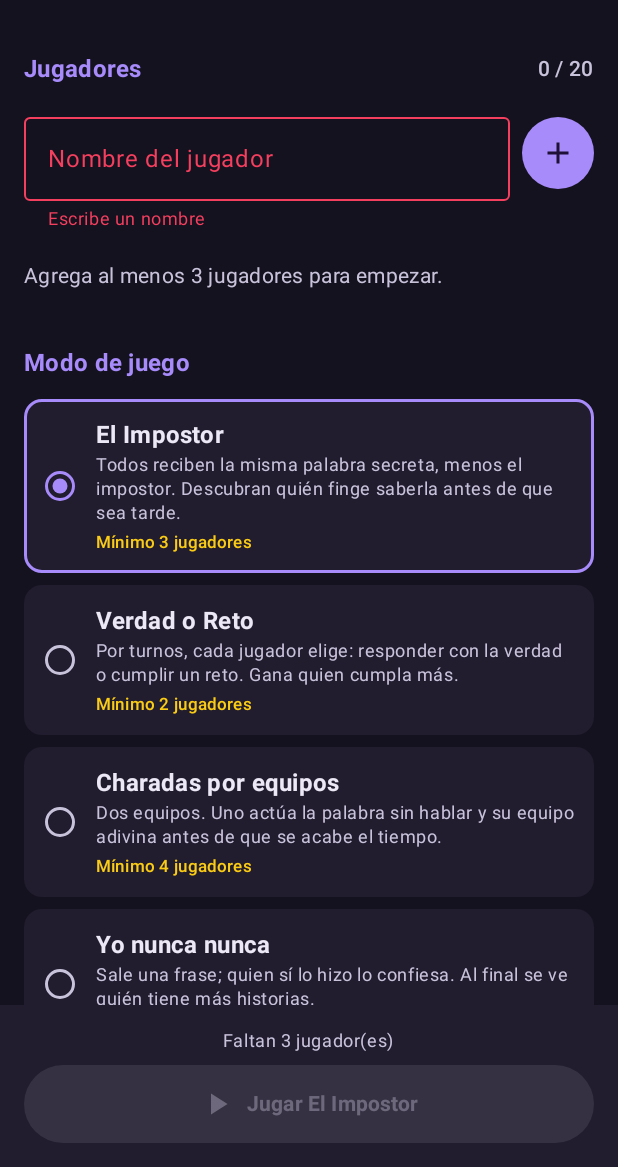
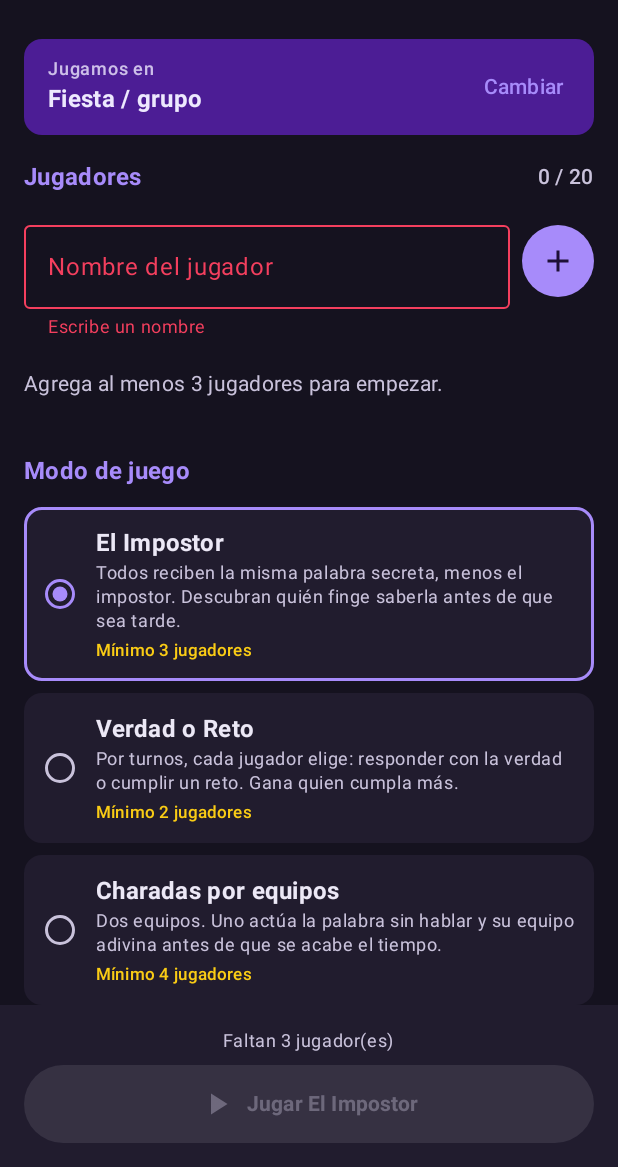
Before and after one commit to GamalielHu/party-games, an Android app built with Jetpack Compose: the screen it shows after launch (MainActivity), after a tap on "Añadir jugador", on a phone screen of 412 x 824 dp, the part 69-1236 px from its top. Run offline under Robolectric (Android 15) with nearby library versions, the phone set to English and light mode, and no system bars; 2 other taps on this screen came first.

Commit message:
Elegir tipo de grupo al empezar (Fiesta, Pareja, Entre amigos/as, Familia): filtra juegos y frases
Co-Authored-By: Claude Opus 5.5 <noreply@anthropic.com>
Claude-Session: https://claude.ai/code/session_01SoVgESmtFUSHfjXQXcbcmM

```diff
--- a/app/src/main/java/bo/app/partygames/MainActivity.kt
+++ b/app/src/main/java/bo/app/partygames/MainActivity.kt
@@ -73,7 +73,7 @@ private fun PartyNavHost() {
         composable(Routes.TRUTH_OR_DARE) {
             TruthOrDareScreen(
                 players = partyViewModel.state.value.players,
-                spicy = partyViewModel.state.value.spicy,
+                audience = partyViewModel.state.value.effectiveAudience,
                 onExit = goHome,
             )
         }
@@ -89,14 +89,14 @@ private fun PartyNavHost() {
         composable(Routes.NEVER) {
             NeverHaveIEverScreen(
                 players = partyViewModel.state.value.players,
-                spicy = partyViewModel.state.value.spicy,
+                audience = partyViewModel.state.value.effectiveAudience,
                 onExit = goHome,
             )
         }
         composable(Routes.MOST_LIKELY) {
             MostLikelyScreen(
                 players = partyViewModel.state.value.players,
-                spicy = partyViewModel.state.value.spicy,
+                audience = partyViewModel.state.value.effectiveAudience,
                 onExit = goHome,
             )
         }
--- a/app/src/main/java/bo/app/partygames/data/GameModels.kt
+++ b/app/src/main/java/bo/app/partygames/data/GameModels.kt
@@ -88,3 +88,40 @@ data class ImpostorGame(
     val impostorIds: Set<Long> get() = roles.filterValues { it == Role.IMPOSTOR }.keys
     fun isAlive(id: Long): Boolean = id !in eliminatedIds
 }
+
+/** Con quién se juega: cambia qué juegos aparecen y qué frases salen. */
+enum class Audience(
+    val title: String,
+    val description: String,
+    /** Texto de castigo para quien se rinde/confiesa, o null si no hay. */
+    val penalty: String?,
+) {
+    PARTY(
+        title = "Fiesta / grupo",
+        description = "Varios, con coqueteo entre todos, confesiones y tragos. +18",
+        penalty = "toma un trago",
+    ),
+    COUPLE(
+        title = "Pareja",
+        description = "Solo ustedes dos: preguntas íntimas, románticas y retos atrevidos. +18",
+        penalty = "cumple un castigo que elija el otro",
+    ),
+    FRIENDS(
+        title = "Entre amigos / amigas",
+        description = "Chismes, exes, crushes y confesiones, sin retos de coquetear entre ustedes. +18",
+        penalty = "toma un trago",
+    ),
+    FAMILY(
+        title = "Familia / suave",
+        description = "Versión tranquila, apta para todo público.",
+        penalty = null,
+    ),
+}
+
+/** Juegos disponibles según el grupo (en pareja no hay impostor ni equipos). */
+fun GameMode.isAvailableFor(audience: Audience): Boolean =
+    audience != Audience.COUPLE || this != GameMode.IMPOSTOR && this != GameMode.CHARADES
+
+/** Mínimo de jugadores según el grupo: en pareja todo se juega de a dos. */
+fun GameMode.minPlayersFor(audience: Audience): Int =
+    if (audience == Audience.COUPLE) 2 else minPlayers
--- a/app/src/main/java/bo/app/partygames/data/Prompts.kt
+++ b/app/src/main/java/bo/app/partygames/data/Prompts.kt
@@ -1,6 +1,6 @@
 package bo.app.partygames.data
 
-/** Frases locales de cada modo (sin internet). Pensadas para grupos de amigos y familia. */
+/** Frases locales de cada modo (sin internet). Ver [AudiencePrompts] para la selección por grupo. */
 object Prompts {
 
     val truths = listOf(
--- a/app/src/main/java/bo/app/partygames/ui/screens/HomeScreen.kt
+++ b/app/src/main/java/bo/app/partygames/ui/screens/HomeScreen.kt
@@ -45,6 +45,16 @@ import androidx.compose.material3.Switch
 import androidx.compose.material3.Text
 import androidx.compose.runtime.Composable
 import androidx.compose.runtime.getValue
+import androidx.compose.runtime.mutableStateOf
+import androidx.compose.runtime.saveable.rememberSaveable
+import androidx.compose.runtime.setValue
+import androidx.compose.material3.AlertDialog
+import androidx.compose.material3.TextButton
+import androidx.compose.foundation.rememberScrollState
+import androidx.compose.foundation.verticalScroll
+import androidx.compose.ui.window.DialogProperties
+import bo.app.partygames.data.Audience
+import bo.app.partygames.data.minPlayersFor
 import androidx.compose.ui.Alignment
 import androidx.compose.ui.Modifier
 import androidx.compose.ui.semantics.Role
@@ -66,6 +76,20 @@ fun HomeScreen(
     onStartGame: (GameMode) -> Unit,
 ) {
     val state by viewModel.state.collectAsStateWithLifecycle()
+    var changeAudience by rememberSaveable { mutableStateOf(false) }
+
+    // La primera vez se pregunta sí o sí; después solo si se toca "Cambiar".
+    if (state.audience == null || changeAudience) {
+        AudienceDialog(
+            current = state.audience,
+            dismissable = state.audience != null,
+            onSelect = {
+                viewModel.setAudience(it)
+                changeAudience = false
+            },
+            onDismiss = { changeAudience = false },
+        )
+    }
 
     Scaffold(
         modifier = Modifier.imePadding(),
@@ -85,6 +109,9 @@ fun HomeScreen(
             contentPadding = PaddingValues(horizontal = 16.dp, vertical = 8.dp),
             verticalArrangement = Arrangement.spacedBy(8.dp),
         ) {
+            item(key = "audience") {
+                AudienceBanner(audience = state.effectiveAudience, onChange = { changeAudience = true })
+            }
             item(key = "players_header") {
                 SectionTitle("Jugadores", "${state.players.size} / ${PartyUiState.MAX_PLAYERS}")
             }
@@ -99,7 +126,7 @@ fun HomeScreen(
             if (state.players.isEmpty()) {
                 item(key = "empty") {
                     Text(
-                        "Agrega al menos ${state.selectedMode.minPlayers} jugadores para empezar.",
+                        "Agrega al menos ${state.minPlayers} jugadores para empezar.",
                         style = MaterialTheme.typography.bodyMedium,
                         color = MaterialTheme.colorScheme.onSurfaceVariant,
                         modifier = Modifier.padding(vertical = 12.dp),
@@ -118,10 +145,11 @@ fun HomeScreen(
                 Spacer(Modifier.height(8.dp))
                 SectionTitle("Modo de juego")
             }
-            items(GameMode.entries.size, key = { "mode_${GameMode.entries[it].name}" }) { i ->
-                val mode = GameMode.entries[i]
+            items(state.availableModes.size, key = { "mode_${state.availableModes[it].name}" }) { i ->
+                val mode = state.availableModes[i]
                 ModeCard(
                     mode = mode,
+                    minPlayers = mode.minPlayersFor(state.effectiveAudience),
                     selected = mode == state.selectedMode,
                     onSelect = { viewModel.selectMode(mode) },
                 )
@@ -134,27 +162,6 @@ fun HomeScreen(
                         onHint = viewModel::setImpostorKnowsCategory,
                         onSeconds = viewModel::setDiscussionSeconds,
                     )
-                }
-            }
-            if (state.selectedMode in SPICY_MODES) {
-                item(key = "spicy_settings") {
-                    Card(
-                        modifier = Modifier.fillMaxWidth(),
-                        colors = CardDefaults.cardColors(containerColor = MaterialTheme.colorScheme.surfaceContainer),
-                    ) {
-                        Row(Modifier.padding(12.dp), verticalAlignment = Alignment.CenterVertically) {
-                            Column(Modifier.weight(1f)) {
-                                Text("Modo picante +18", style = MaterialTheme.typography.labelLarge)
-                                Text(
-                                    if (state.spicy) "Frases atrevidas, coqueteo y tragos."
-                                    else "Versión suave, apta para todo público.",
-                                    style = MaterialTheme.typography.bodySmall,
-                                    color = MaterialTheme.colorScheme.onSurfaceVariant,
-                                )
-                            }
-                            Switch(checked = state.spicy, onCheckedChange = viewModel::setSpicy)
-                        }
-                    }
                 }
             }
             if (state.selectedMode == GameMode.CHARADES) {
@@ -171,7 +178,76 @@ fun HomeScreen(
     }
 }
 
-private val SPICY_MODES = setOf(GameMode.TRUTH_OR_DARE, GameMode.NEVER_HAVE_I_EVER, GameMode.MOST_LIKELY)
+@Composable
+private fun AudienceBanner(audience: Audience, onChange: () -> Unit) {
+    Card(
+        modifier = Modifier.fillMaxWidth(),
+        colors = CardDefaults.cardColors(containerColor = MaterialTheme.colorScheme.primaryContainer),
+    ) {
+        Row(
+            modifier = Modifier.padding(start = 16.dp, end = 8.dp, top = 8.dp, bottom = 8.dp),
+            verticalAlignment = Alignment.CenterVertically,
+        ) {
+            Column(Modifier.weight(1f)) {
+                Text(
+                    "Jugamos en",
+                    style = MaterialTheme.typography.labelMedium,
+                    color = MaterialTheme.colorScheme.onPrimaryContainer.copy(alpha = 0.8f),
+                )
+                Text(
+                    audience.title,
+                    style = MaterialTheme.typography.titleMedium,
+                    fontWeight = FontWeight.Bold,
+                    color = MaterialTheme.colorScheme.onPrimaryContainer,
+                )
+            }
+            TextButton(onClick = onChange) { Text("Cambiar") }
+        }
+    }
+}
+
+@Composable
+private fun AudienceDialog(
+    current: Audience?,
+    dismissable: Boolean,
+    onSelect: (Audience) -> Unit,
+    onDismiss: () -> Unit,
+) {
+    AlertDialog(
+        onDismissRequest = { if (dismissable) onDismiss() },
+        properties = DialogProperties(dismissOnBackPress = dismissable, dismissOnClickOutside = dismissable),
+        title = { Text("¿Cómo juegan hoy?") },
+        text = {
+            Column(
+                modifier = Modifier.verticalScroll(rememberScrollState()),
+                verticalArrangement = Arrangement.spacedBy(8.dp),
+            ) {
+                Audience.entries.forEach { a ->
+                    val selected = a == current
+                    Card(
+                        modifier = Modifier
+                            .fillMaxWidth()
+                            .selectable(selected = selected, onClick = { onSelect(a) }, role = Role.RadioButton),
+                        border = if (selected) BorderStroke(2.dp, MaterialTheme.colorScheme.primary) else null,
+                        colors = CardDefaults.cardColors(containerColor = MaterialTheme.colorScheme.surfaceContainerHigh),
+                    ) {
+                        Column(Modifier.padding(12.dp)) {
+                            Text(a.title, style = MaterialTheme.typography.titleSmall, fontWeight = FontWeight.Bold)
+                            Text(
+                                a.description,
+                                style = MaterialTheme.typography.bodySmall,
+                                color = MaterialTheme.colorScheme.onSurfaceVariant,
+                            )
+                        }
+                    }
+                }
+            }
+        },
+        confirmButton = {
+            if (dismissable) TextButton(onClick = onDismiss) { Text("Cancelar") }
+        },
+    )
+}
 
 @Composable
 private fun SectionTitle(title: String, trailing: String? = null) {
@@ -273,7 +349,7 @@ private fun PlayerRow(
 }
 
 @Composable
-private fun ModeCard(mode: GameMode, selected: Boolean, onSelect: () -> Unit) {
+private fun ModeCard(mode: GameMode, minPlayers: Int, selected: Boolean, onSelect: () -> Unit) {
     Card(
         modifier = Modifier
             .fillMaxWidth()
@@ -292,7 +368,7 @@ private fun ModeCard(mode: GameMode, selected: Boolean, onSelect: () -> Unit) {
                     color = MaterialTheme.colorScheme.onSurfaceVariant,
                 )
                 Text(
-                    "Mínimo ${mode.minPlayers} jugadores",
+                    "Mínimo $minPlayers jugadores",
                     style = MaterialTheme.typography.labelSmall,
                     color = MaterialTheme.colorScheme.secondary,
                     modifier = Modifier.padding(top = 4.dp),
--- a/app/src/main/java/bo/app/partygames/ui/viewmodel/PartyViewModel.kt
+++ b/app/src/main/java/bo/app/partygames/ui/viewmodel/PartyViewModel.kt
@@ -1,14 +1,19 @@
 package bo.app.partygames.ui.viewmodel
 
+import android.app.Application
+import android.content.Context
 import androidx.compose.runtime.Immutable
-import androidx.lifecycle.ViewModel
+import androidx.lifecycle.AndroidViewModel
 import androidx.lifecycle.viewModelScope
+import bo.app.partygames.data.Audience
 import bo.app.partygames.data.GameMode
 import bo.app.partygames.data.ImpostorGame
 import bo.app.partygames.data.ImpostorPhase
 import bo.app.partygames.data.Player
 import bo.app.partygames.data.Role
 import bo.app.partygames.data.WordBank
+import bo.app.partygames.data.isAvailableFor
+import bo.app.partygames.data.minPlayersFor
 import kotlinx.coroutines.Job
 import kotlinx.coroutines.delay
 import kotlinx.coroutines.flow.MutableStateFlow
@@ -17,7 +22,6 @@ import kotlinx.coroutines.flow.asStateFlow
 import kotlinx.coroutines.flow.update
 import kotlinx.coroutines.isActive
 import kotlinx.coroutines.launch
-import kotlin.random.Random
 
 @Immutable
 data class PartyUiState(
@@ -30,12 +34,16 @@ data class PartyUiState(
     val discussionSeconds: Int = DEFAULT_DISCUSSION_SECONDS,
     val charadesRounds: Int = DEFAULT_CHARADES_ROUNDS,
     val charadesSeconds: Int = DEFAULT_CHARADES_SECONDS,
-    val spicy: Boolean = true,
+    /** null = todavía no se eligió (se pregunta al abrir la app). */
+    val audience: Audience? = null,
     val game: ImpostorGame? = null,
 ) {
     val maxImpostors: Int get() = maxImpostorsFor(players.size)
-    val canStart: Boolean get() = players.size >= selectedMode.minPlayers
-    val playersMissing: Int get() = (selectedMode.minPlayers - players.size).coerceAtLeast(0)
+    val effectiveAudience: Audience get() = audience ?: Audience.PARTY
+    val minPlayers: Int get() = selectedMode.minPlayersFor(effectiveAudience)
+    val availableModes: List<GameMode> get() = GameMode.entries.filter { it.isAvailableFor(effectiveAudience) }
+    val canStart: Boolean get() = players.size >= minPlayers
+    val playersMissing: Int get() = (minPlayers - players.size).coerceAtLeast(0)
 
     val alivePlayers: List<Player>
         get() = game?.let { g -> players.filter { g.isAlive(it.id) } } ?: players
@@ -57,11 +65,16 @@ data class PartyUiState(
     }
 }
 
-class PartyViewModel(
-    private val random: Random = Random.Default,
-) : ViewModel() {
+class PartyViewModel(application: Application) : AndroidViewModel(application) {
 
-    private val _state = MutableStateFlow(PartyUiState())
+    private val prefs = application.getSharedPreferences("ajustes", Context.MODE_PRIVATE)
+
+    private val _state = MutableStateFlow(
+        PartyUiState(
+            audience = prefs.getString(KEY_AUDIENCE, null)
+                ?.let { name -> Audience.entries.firstOrNull { it.name == name } },
+        ).let { it.copy(selectedMode = it.availableModes.first()) }
+    )
     val state: StateFlow<PartyUiState> = _state.asStateFlow()
 
     private var nextId = 1L
@@ -120,7 +133,15 @@ class PartyViewModel(
 
     fun setDiscussionSeconds(seconds: Int) = _state.update { it.copy(discussionSeconds = seconds.coerceAtLeast(0)) }
 
-    fun setSpicy(value: Boolean) = _state.update { it.copy(spicy = value) }
+    /** Guarda el tipo de grupo y, si el juego elegido no aplica (p. ej. en pareja), cambia a uno que sí. */
+    fun setAudience(audience: Audience) {
+        prefs.edit().putString(KEY_AUDIENCE, audience.name).apply()
+        _state.update { s ->
+            val updated = s.copy(audience = audience)
+            if (s.selectedMode.isAvailableFor(audience)) updated
+            else updated.copy(selectedMode = updated.availableModes.first())
+        }
+    }
 
     fun setCharadesRounds(rounds: Int) = _state.update { it.copy(charadesRounds = rounds.coerceIn(1, 10)) }
 
@@ -133,10 +154,10 @@ class PartyViewModel(
         val s = _state.value
         if (!s.canStart) return false
         stopTimer()
-        val impostors = s.players.shuffled(random).take(s.impostorCount).map { it.id }.toSet()
+        val impostors = s.players.shuffled().take(s.impostorCount).map { it.id }.toSet()
         val roles = s.players.associate { p -> p.id to if (p.id in impostors) Role.IMPOSTOR else Role.CREW }
         val game = ImpostorGame(
-            card = WordBank.randomCard(random, avoid = s.game?.card),
+            card = WordBank.randomCard(avoid = s.game?.card),
             roles = roles,
             eliminatedIds = emptySet(),
             impostorKnowsCategory = s.impostorKnowsCategory,
@@ -169,7 +190,7 @@ class PartyViewModel(
         setPhase(
             ImpostorPhase.Discussion(
                 round = round,
-                starterId = alive.random(random).id,
+                starterId = alive.random().id,
                 secondsLeft = s.discussionSeconds,
                 timerRunning = s.discussionSeconds > 0,
             )
@@ -280,4 +301,8 @@ class PartyViewModel(
         stopTimer()
         super.onCleared()
     }
+
+    private companion object {
+        const val KEY_AUDIENCE = "audiencia"
+    }
 }
```
Also changed, not shown: app/src/main/java/bo/app/partygames/data/AudiencePrompts.kt (added, +270 -0 lines), app/src/main/java/bo/app/partygames/ui/screens/PromptGamesScreens.kt (+7 -6 lines), app/src/main/java/bo/app/partygames/ui/screens/TruthOrDareScreen.kt (+6 -5 lines), app/src/main/java/bo/app/partygames/ui/viewmodel/PromptRoundsViewModels.kt (+8 -7 lines), app/src/main/java/bo/app/partygames/ui/viewmodel/TruthOrDareViewModel.kt (+9 -8 lines), 1 other file.
